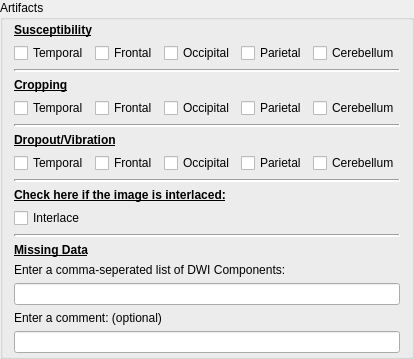
Before: the Qt Designer form Resources/UI/dwiArtifactWidget.ui in reginakim/SlicerQAExtension, drawn with Qt 5.
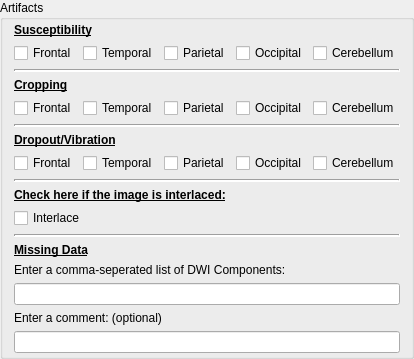
After: the same form once the commit is applied.

Commit message: BUG: Fixed UI file for QA request.  TODO: Create button widgets in dwiArtifactWidget on the fly from self.lobes list in DWIPreprocessingQA.py

The edit to the form file:
```diff
--- a/Resources/UI/dwiArtifactWidget.ui
+++ b/Resources/UI/dwiArtifactWidget.ui
@@ -67,13 +67,6 @@
       <property name="margin">
        <number>0</number>
       </property>
-      <item>
-       <widget class="QCheckBox" name="susceptibility_temporal">
-        <property name="text">
-         <string>Temporal</string>
-        </property>
-       </widget>
-      </item>
       <item>
        <widget class="QCheckBox" name="susceptibility_frontal">
         <property name="text">
@@ -82,9 +75,9 @@
        </widget>
       </item>
       <item>
-       <widget class="QCheckBox" name="susceptibility_occipital">
+       <widget class="QCheckBox" name="susceptibility_temporal">
         <property name="text">
-         <string>Occipital</string>
+         <string>Temporal</string>
         </property>
        </widget>
       </item>
@@ -95,6 +88,13 @@
         </property>
        </widget>
       </item>
+      <item>
+       <widget class="QCheckBox" name="susceptibility_occipital">
+        <property name="text">
+         <string>Occipital</string>
+        </property>
+       </widget>
+      </item>
       <item>
        <widget class="QCheckBox" name="susceptibility_cerebellum">
         <property name="text">
@@ -153,13 +153,6 @@
       <property name="margin">
        <number>0</number>
       </property>
-      <item>
-       <widget class="QCheckBox" name="cropping_temporal">
-        <property name="text">
-         <string>Temporal</string>
-        </property>
-       </widget>
-      </item>
       <item>
        <widget class="QCheckBox" name="cropping_frontal">
         <property name="text">
@@ -168,9 +161,9 @@
        </widget>
       </item>
       <item>
-       <widget class="QCheckBox" name="cropping_occipital">
+       <widget class="QCheckBox" name="cropping_temporal">
         <property name="text">
-         <string>Occipital</string>
+         <string>Temporal</string>
         </property>
        </widget>
       </item>
@@ -181,6 +174,13 @@
         </property>
        </widget>
       </item>
+      <item>
+       <widget class="QCheckBox" name="cropping_occipital">
+        <property name="text">
+         <string>Occipital</string>
+        </property>
+       </widget>
+      </item>
       <item>
        <widget class="QCheckBox" name="cropping_cerebellum">
         <property name="text">
@@ -239,13 +239,6 @@
       <property name="margin">
        <number>0</number>
       </property>
-      <item>
-       <widget class="QCheckBox" name="dropOut_temporal">
-        <property name="text">
-         <string>Temporal</string>
-        </property>
-       </widget>
-      </item>
       <item>
        <widget class="QCheckBox" name="dropOut_frontal">
         <property name="text">
@@ -254,9 +247,9 @@
        </widget>
       </item>
       <item>
-       <widget class="QCheckBox" name="dropOut_occipital">
+       <widget class="QCheckBox" name="dropOut_temporal">
         <property name="text">
-         <string>Occipital</string>
+         <string>Temporal</string>
         </property>
        </widget>
       </item>
@@ -267,6 +260,13 @@
         </property>
        </widget>
       </item>
+      <item>
+       <widget class="QCheckBox" name="dropOut_occipital">
+        <property name="text">
+         <string>Occipital</string>
+        </property>
+       </widget>
+      </item>
       <item>
        <widget class="QCheckBox" name="dropOut_cerebellum">
         <property name="text">
```
